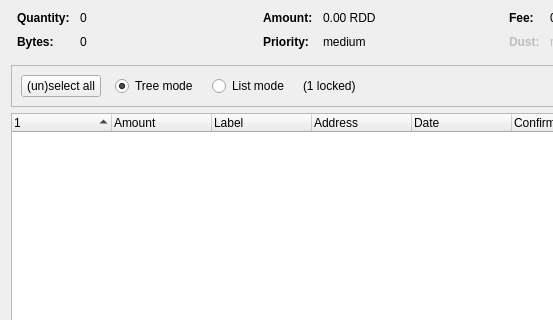
This is src/qt/forms/coincontroldialog.ui in reddcoin-project/reddcoin-3.10 as Qt 5 draws it before an edit; both pictures show x 0 to 553 and y 0 to 320 of the 1000 by 500 pixel window. The edited form follows.
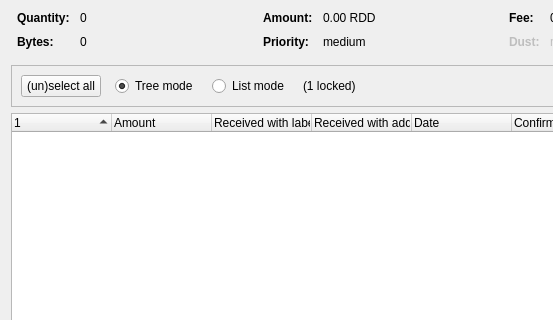
This is the edited form. Custom widgets are drawn as their Qt base class.

Commit message: Bugfix: Clarify coin control dialog labels

What changed in the file:
```diff
--- a/src/qt/forms/coincontroldialog.ui
+++ b/src/qt/forms/coincontroldialog.ui
@@ -451,12 +451,12 @@
      </column>
      <column>
       <property name="text">
-       <string notr="true">Label</string>
+       <string>Received with label</string>
       </property>
      </column>
      <column>
       <property name="text">
-       <string>Address</string>
+       <string>Received with address</string>
       </property>
      </column>
      <column>
```
Left out of the diff: 2 changed lines with no effect on the pictures.
